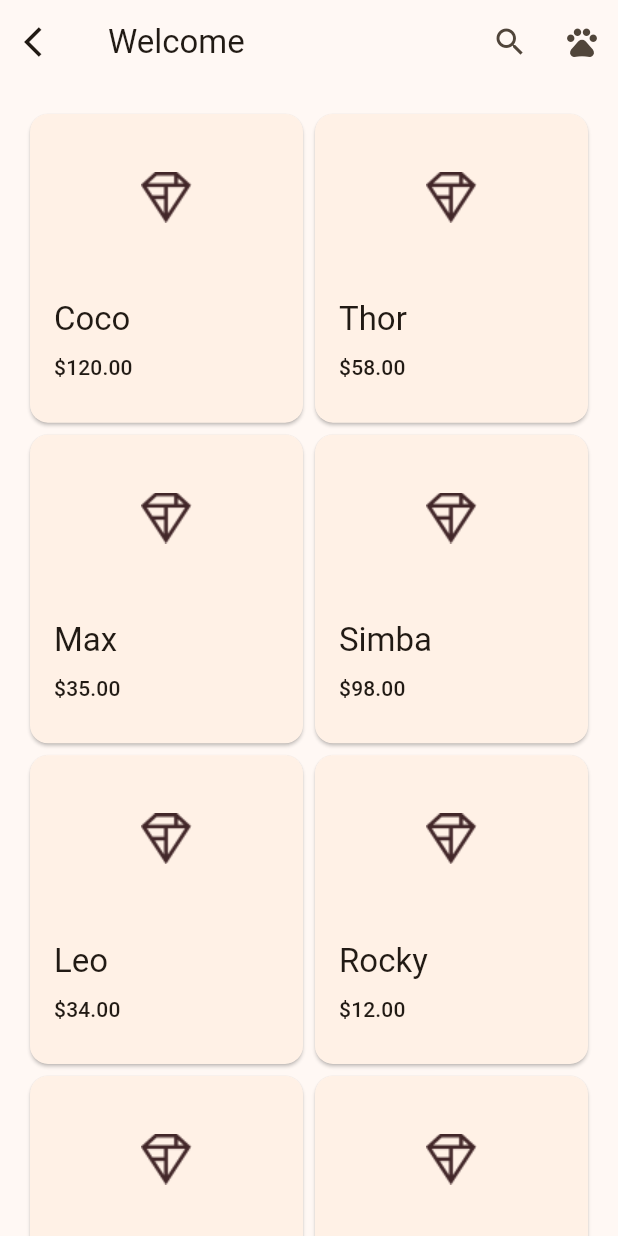
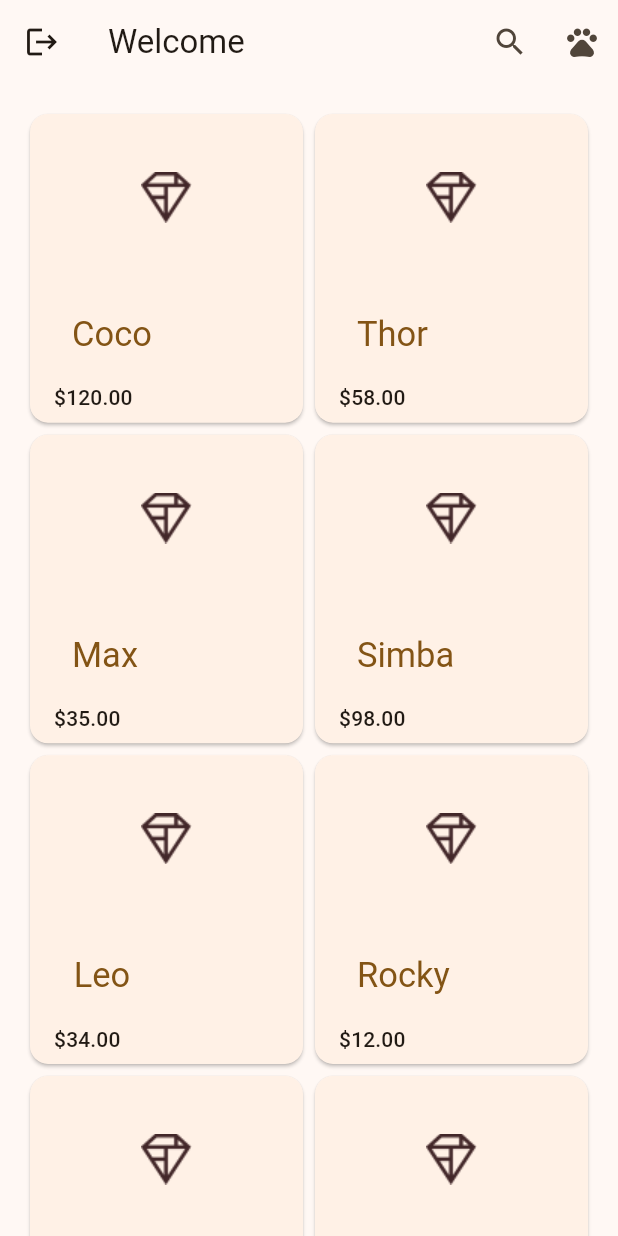
Before and after one commit to saandrsm/puppy_match, a Flutter app: the HomePage screen opened directly, on a phone screen of 412 x 824 dp. Run offline on Flutter 3.47's test engine with Material 2 defaults, Android fonts, the phone set to English and light mode, and no system bars; our stand-ins replace dropdown_textfield.

Commit message:
botones hacia pantalla de informacion

```diff
--- a/lib/screens/app.dart
+++ b/lib/screens/app.dart
@@ -1,4 +1,5 @@
 import 'package:flutter/material.dart';
+import 'package:tutorial3_flutter/screens/infoDog.dart';
 import 'package:tutorial3_flutter/screens/profile.dart';
 import 'package:tutorial3_flutter/screens/register.dart';
 
@@ -21,6 +22,7 @@ class ShrineApp extends StatelessWidget {
         '/api': (context) => const Api(),
         '/register': (context) => const RegisterPage(),
         '/profile': (context) => const ProfilePage(),
+        '/info': (context) => const InfoDog(),
       },
       theme: ThemeData(
         useMaterial3: true,
--- a/lib/screens/busqueda.dart
+++ b/lib/screens/busqueda.dart
@@ -43,10 +43,18 @@ class _HomePageState extends State<HomePage>{
                   child: Column(
                     crossAxisAlignment: CrossAxisAlignment.start,
                     children: <Widget>[
-                      Text(
-                        product.name,
-                        style: theme.textTheme.titleLarge,
-                        maxLines: 1,
+                      TextButton(
+                        style: TextButton.styleFrom(
+                          textStyle: const TextStyle(
+                            fontSize: 23,
+                            fontStyle: FontStyle.normal,
+                            //color: Colors.brown,
+                          ),
+                        ),
+                        onPressed: () {
+                          Navigator.pushNamed(context, '/info');
+                        },
+                        child: Text(product.name),
                       ),
                       const SizedBox(height: 8.0),
                       Text(
@@ -138,8 +146,8 @@ class _HomePageState extends State<HomePage>{
         ],
         leading: IconButton(
           icon: const Icon(
-            Icons.arrow_back_ios,
-            semanticLabel: 'back',
+            Icons.logout,
+            semanticLabel: 'logout',
           ),
           onPressed: (){
             Navigator.pushNamed(context, '/');
@@ -156,35 +164,6 @@ class _HomePageState extends State<HomePage>{
               );
         }
       ),
-      // bottomNavigationBar: BottomNavigationBar(
-      //   items: const <BottomNavigationBarItem>[
-      //       BottomNavigationBarItem(
-      //         icon: Icon(Icons.home),
-      //         label: 'Home',
-      //       ),
-      //       BottomNavigationBarItem(
-      //           icon: Icon(Icons.person),
-      //           label: 'Profile',
-      //       ),
-      //     ],
-      //   currentIndex: _selectedIndex,
-      //   selectedItemColor: Colors.brown,
-      //     onTap: (int index) {
-      //       switch (index) {
-      //         case 0:
-      //
-      //           break;
-      //         case 1:
-      //           Navigator.pushNamed(context, '/profile');
-      //           break;
-      //       }
-      //       setState(
-      //             () {
-      //           _selectedIndex = index;
-      //         },
-      //       );
-      //     }
-      // ),
     );
 
   }
```
Also changed, not shown: lib/screens/infoDog.dart (added, +89 -0 lines), lib/screens/profile.dart (+10 -35 lines).
